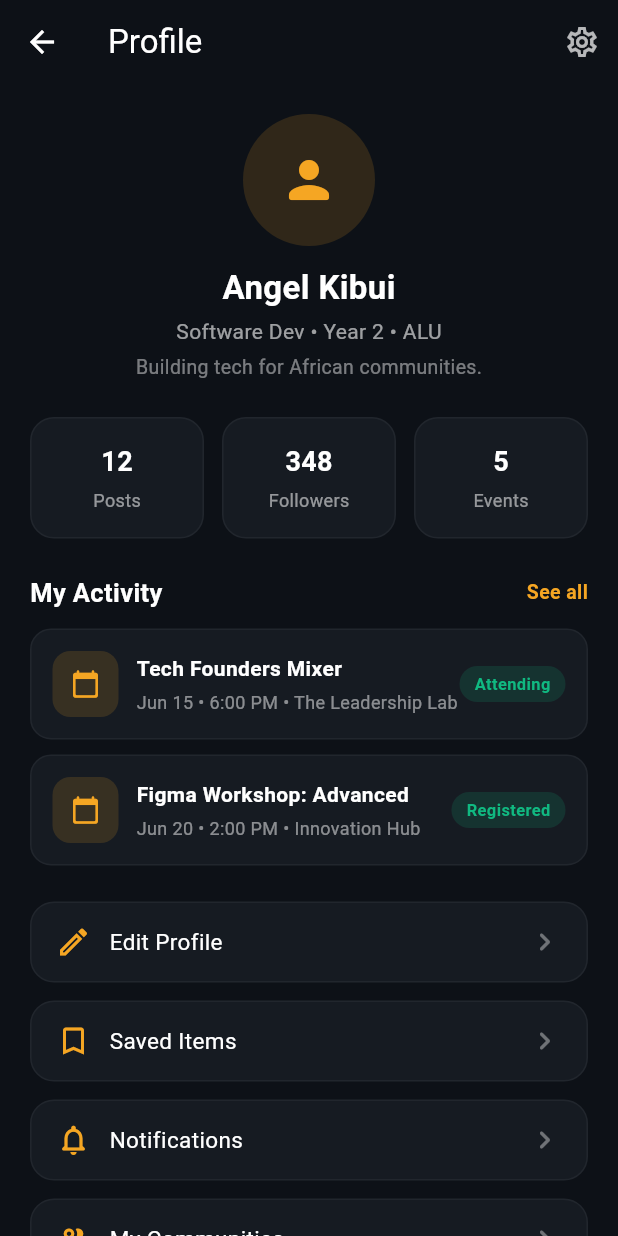
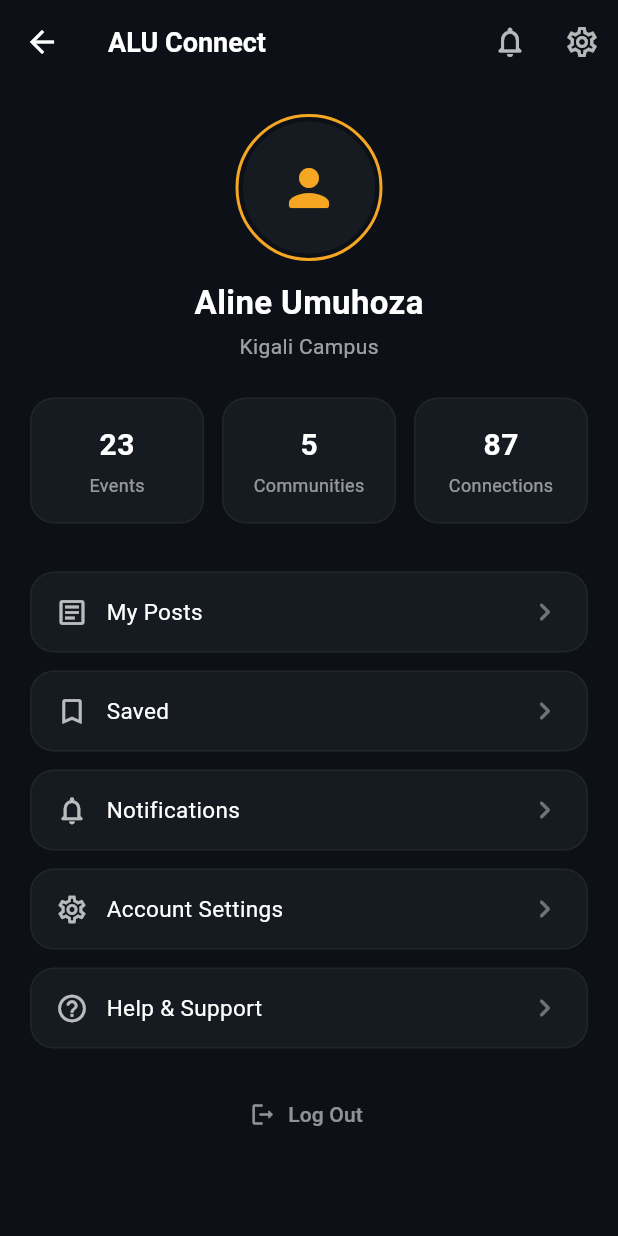
Before and after one commit to ambabazi/student-engagement-app, a Flutter app: the ProfileScreen screen opened by its route, on a phone screen of 412 x 824 dp. Run offline on Flutter 3.47's test engine with Material 3 defaults, Android fonts, the phone set to English and light mode, and no system bars; Roboto replaces fonts that are missing (SF Pro Display).

Commit message:
Add Profile screen matching Figma design

```diff
--- a/lib/screens/profile_screen.dart
+++ b/lib/screens/profile_screen.dart
@@ -14,10 +14,20 @@ class ProfileScreen extends StatelessWidget {
       backgroundColor: _bg,
       appBar: AppBar(
         backgroundColor: _bg,
-        foregroundColor: Colors.white,
         elevation: 0,
-        title: const Text('Profile'),
+        title: const Text(
+          'ALU Connect',
+          style: TextStyle(
+            color: Colors.white,
+            fontSize: 18,
+            fontWeight: FontWeight.w600,
+          ),
+        ),
         actions: [
+          IconButton(
+            icon: const Icon(Icons.notifications_none_rounded, color: Colors.white70),
+            onPressed: () {},
+          ),
           IconButton(
             icon: const Icon(Icons.settings_outlined, color: Colors.white70),
             onPressed: () {},
@@ -28,18 +38,24 @@ class ProfileScreen extends StatelessWidget {
         padding: const EdgeInsets.all(20),
         children: [
 
-
           Center(
             child: Column(
               children: [
-                CircleAvatar(
-                  radius: 44,
-                  backgroundColor: _gold.withOpacity(0.15),
-                  child: const Icon(Icons.person_rounded, color: _gold, size: 40),
+                Container(
+                  padding: const EdgeInsets.all(3),
+                  decoration: BoxDecoration(
+                    shape: BoxShape.circle,
+                    border: Border.all(color: _gold, width: 2),
+                  ),
+                  child: CircleAvatar(
+                    radius: 44,
+                    backgroundColor: _card,
+                    child: const Icon(Icons.person_rounded, color: _gold, size: 40),
+                  ),
                 ),
                 const SizedBox(height: 12),
                 const Text(
-                  'Angel Kibui',
+                  'Aline Umuhoza',
                   style: TextStyle(
                     color: Colors.white,
                     fontSize: 22,
@@ -48,18 +64,10 @@ class ProfileScreen extends StatelessWidget {
                 ),
                 const SizedBox(height: 4),
                 Text(
-                  'Software Dev • Year 2 • ALU',
+                  'Kigali Campus',
                   style: TextStyle(
                     color: Colors.white.withOpacity(0.6),
                     fontSize: 14,
-                  ),
-                ),
-                const SizedBox(height: 4),
-                Text(
-                  'Building tech for African communities.',
-                  style: TextStyle(
-                    color: Colors.white.withOpacity(0.45),
-                    fontSize: 13,
                   ),
                 ),
               ],
@@ -68,74 +76,42 @@ class ProfileScreen extends StatelessWidget {
 
           const SizedBox(height: 24),
 
-
           Row(
             children: const [
-              Expanded(child: _StatCard(label: 'Posts', value: '12')),
+              Expanded(child: _StatCard(label: 'Events', value: '23')),
               SizedBox(width: 12),
-              Expanded(child: _StatCard(label: 'Followers', value: '348')),
+              Expanded(child: _StatCard(label: 'Communities', value: '5')),
               SizedBox(width: 12),
-              Expanded(child: _StatCard(label: 'Events', value: '5')),
+              Expanded(child: _StatCard(label: 'Connections', value: '87')),
             ],
           ),
 
-          const SizedBox(height: 24),
+          const SizedBox(height: 32),
 
-          Row(
-            mainAxisAlignment: MainAxisAlignment.spaceBetween,
-            children: [
-              const Text(
-                'My Activity',
-                style: TextStyle(
-                  color: Colors.white,
-                  fontSize: 17,
-                  fontWeight: FontWeight.bold,
-                ),
+          const _MenuTile(icon: Icons.article_outlined, title: 'My Posts'),
+          const _MenuTile(icon: Icons.bookmark_border, title: 'Saved'),
+          const _MenuTile(icon: Icons.notifications_none_rounded, title: 'Notifications'),
+          const _MenuTile(icon: Icons.settings_outlined, title: 'Account Settings'),
+          const _MenuTile(icon: Icons.help_outline_rounded, title: 'Help & Support'),
+
+          const SizedBox(height: 8),
+
+          Center(
+            child: TextButton.icon(
+              onPressed: () {},
+              icon: const Icon(Icons.logout_rounded, color: Colors.white54, size: 18),
+              label: const Text(
+                'Log Out',
+                style: TextStyle(color: Colors.white54, fontSize: 14),
               ),
-              Text(
-                'See all',
-                style: TextStyle(
-                  color: _gold,
-                  fontSize: 13,
-                  fontWeight: FontWeight.w600,
-                ),
-              ),
-            ],
+            ),
           ),
-
-          const SizedBox(height: 12),
-
-          // Event Cards
-          const _EventCard(
-            title: 'Tech Founders Mixer',
-            date: 'Jun 15 • 6:00 PM',
-            location: 'The Leadership Lab',
-            tag: 'Attending',
-          ),
-          const SizedBox(height: 10),
-          const _EventCard(
-            title: 'Figma Workshop: Advanced',
-            date: 'Jun 20 • 2:00 PM',
-            location: 'Innovation Hub',
-            tag: 'Registered',
-          ),
-
-          const SizedBox(height: 24),
-
-          // Menu Items
-          const _MenuTile(icon: Icons.edit_outlined, title: 'Edit Profile'),
-          const _MenuTile(icon: Icons.bookmark_border, title: 'Saved Items'),
-          const _MenuTile(icon: Icons.notifications_none_rounded, title: 'Notifications'),
-          const _MenuTile(icon: Icons.group_outlined, title: 'My Communities'),
-          const _MenuTile(icon: Icons.help_outline_rounded, title: 'Help & Support'),
-          const _MenuTile(icon: Icons.logout_rounded, title: 'Log Out', isDestructive: true),
         ],
       ),
     );
   }
 }
 
-// Stat Card Widget
 class _StatCard extends StatelessWidget {
   final String label;
   final String value;
@@ -157,7 +133,7 @@ class _StatCard extends StatelessWidget {
             value,
             style: const TextStyle(
               color: Colors.white,
-              fontSize: 18,
+              fontSize: 20,
               fontWeight: FontWeight.bold,
             ),
           ),
@@ -175,100 +151,11 @@ class _StatCard extends StatelessWidget {
   }
 }
 
-// Event Card Widget
-class _EventCard extends StatelessWidget {
-  final String title;
-  final String date;
-  final String location;
-  final String tag;
-
-  const _EventCard({
-    required this.title,
-    required this.date,
-    required this.location,
-    required this.tag,
-  });
-
-  @override
-  Widget build(BuildContext context) {
-    return Container(
-      padding: const EdgeInsets.all(14),
-      decoration: BoxDecoration(
-        color: _card,
-        borderRadius: BorderRadius.circular(14),
-        border: Border.all(color: _border),
-      ),
-      child: Row(
-        children: [
-          Container(
-            width: 44,
-            height: 44,
-            decoration: BoxDecoration(
-              color: _gold.withOpacity(0.15),
-              borderRadius: BorderRadius.circular(12),
-            ),
-            child: const Icon(
-              Icons.calendar_today_rounded,
-              color: _gold,
-              size: 20,
-            ),
-          ),
-          const SizedBox(width: 12),
-          Expanded(
-            child: Column(
-              crossAxisAlignment: CrossAxisAlignment.start,
-              children: [
-                Text(
-                  title,
-                  style: const TextStyle(
-                    color: Colors.white,
-                    fontSize: 14,
-                    fontWeight: FontWeight.w600,
-                  ),
-                ),
-                const SizedBox(height: 4),
-                Text(
-                  '$date • $location',
-                  style: TextStyle(
-                    color: Colors.white.withOpacity(0.5),
-                    fontSize: 12,
-                  ),
-                ),
-              ],
-            ),
-          ),
-          Container(
-            padding: const EdgeInsets.symmetric(horizontal: 10, vertical: 4),
-            decoration: BoxDecoration(
-              color: const Color(0xFF10B981).withOpacity(0.15),
-              borderRadius: BorderRadius.circular(20),
-            ),
-            child: Text(
-              tag,
-              style: const TextStyle(
-                color: Color(0xFF10B981),
-                fontSize: 11,
-                fontWeight: FontWeight.w600,
-              ),
-            ),
-          ),
-        ],
-      ),
-    );
-  }
-}
-
-// Menu Tile Widget
 class _MenuTile extends StatelessWidget {
   final IconData icon;
   final String title;
-  final bool isDestructive;
 
-  const _MenuTile({
-    required this.icon,
-    required this.title,
-    this.isDestructive = false,
-  });
+  const _MenuTile({required this.icon, required this.title});
 
   @override
   Widget build(BuildContext context) {
@@ -282,16 +169,13 @@ class _MenuTile extends StatelessWidget {
       ),
       child: Row(
         children: [
-          Icon(
-            icon,
-            color: isDestructive ? const Color(0xFFEF4444) : _gold,
-          ),
+          Icon(icon, color: Colors.white70, size: 22),
           const SizedBox(width: 12),
           Expanded(
             child: Text(
               title,
-              style: TextStyle(
-                color: isDestructive ? const Color(0xFFEF4444) : Colors.white,
+              style: const TextStyle(
+                color: Colors.white,
                 fontSize: 15,
               ),
             ),
```
